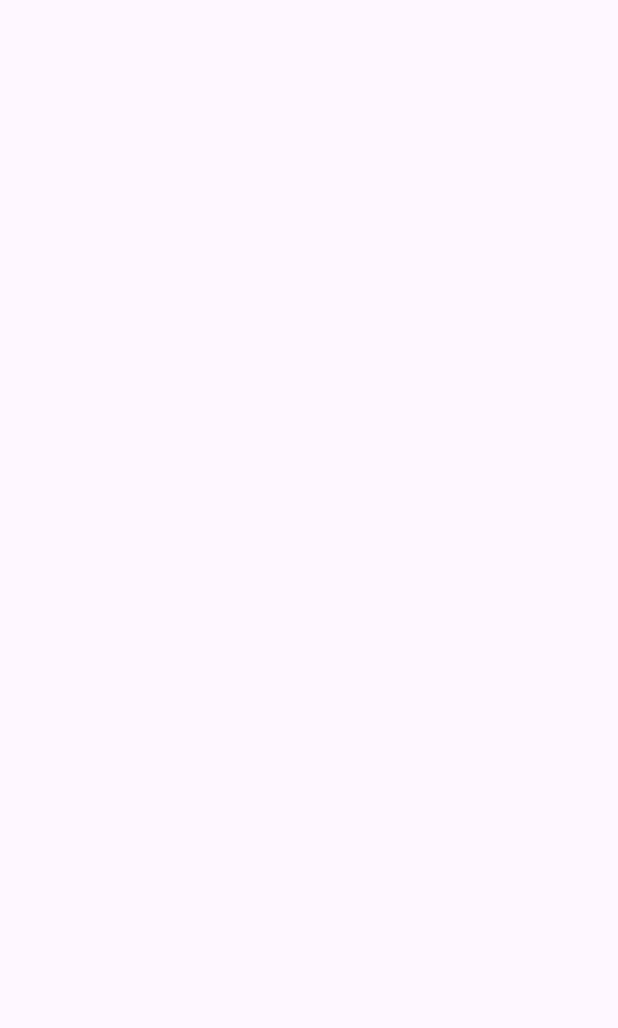
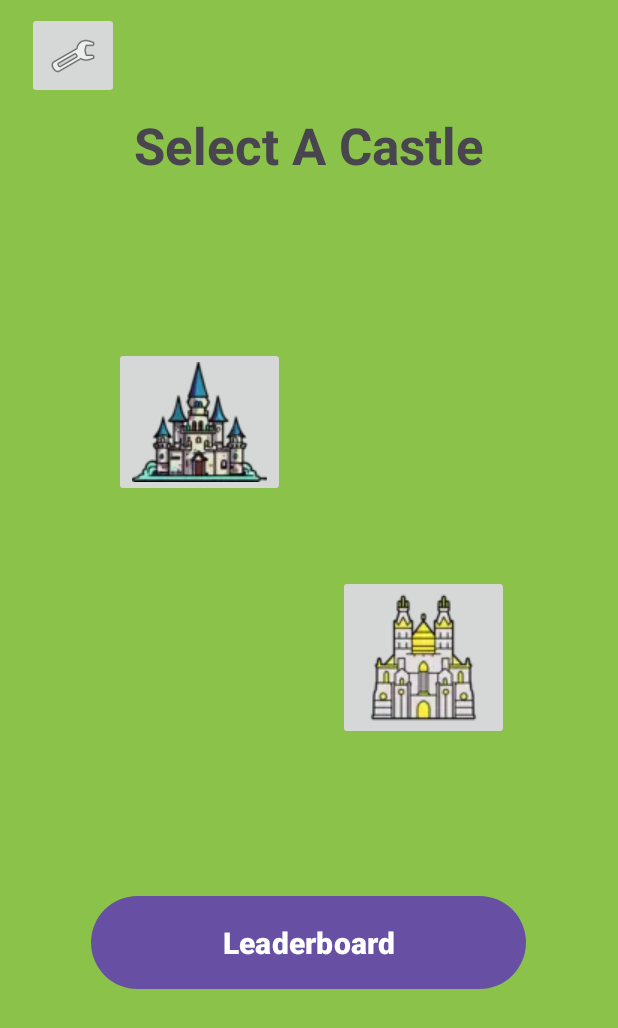
Before and after one commit to JSumlin/FantasyPuzzleGame, an Android app: the HubActivity screen opened directly, with no data from a screen before it, on a phone screen of 412 x 824 dp. Before the commit the part shown is empty. Shown: the top 1028 px of the screen. Run offline under Robolectric (Android 15) with nearby library versions, the phone set to English and light mode, and no system bars.

Commit message:
built hub layout

```diff
--- a/app/src/main/AndroidManifest.xml
+++ b/app/src/main/AndroidManifest.xml
@@ -12,6 +12,12 @@
         android:supportsRtl="true"
         android:theme="@style/Theme.FantasyPuzzleGame"
         tools:targetApi="31">
+        <activity
+            android:name=".activities.Castle2Activity"
+            android:exported="false" />
+        <activity
+            android:name=".activities.Castle1Activity"
+            android:exported="false" />
         <activity
             android:name=".activities.LeaderboardActivity"
             android:exported="false" />
--- a/app/src/main/res/layout/activity_hub.xml
+++ b/app/src/main/res/layout/activity_hub.xml
@@ -1,9 +1,76 @@
 <?xml version="1.0" encoding="utf-8"?>
-<androidx.constraintlayout.widget.ConstraintLayout xmlns:android="http://schemas.android.com/apk/res/android"
+<LinearLayout xmlns:android="http://schemas.android.com/apk/res/android"
     xmlns:app="http://schemas.android.com/apk/res-auto"
     xmlns:tools="http://schemas.android.com/tools"
     android:layout_width="match_parent"
     android:layout_height="match_parent"
+    android:background="#8BC34A"
+    android:gravity="center_horizontal"
+    android:orientation="vertical"
+    android:paddingTop="0px"
     tools:context=".activities.HubActivity">
 
-</androidx.constraintlayout.widget.ConstraintLayout>
+    <androidx.constraintlayout.widget.ConstraintLayout
+        android:layout_width="384dp"
+        android:layout_height="74dp"
+        app:layout_constraintEnd_toEndOf="parent"
+        app:layout_constraintStart_toStartOf="parent">
+
+        <ImageButton
+            android:id="@+id/saveImageButtonHub"
+            android:layout_width="61dp"
+            android:layout_height="58dp"
+            android:layout_marginStart="4dp"
+            android:onClick="onSave"
+            app:layout_constraintBottom_toBottomOf="parent"
+            app:layout_constraintStart_toStartOf="parent"
+            app:layout_constraintTop_toTopOf="parent"
+            app:srcCompat="@android:drawable/ic_menu_manage" />
+    </androidx.constraintlayout.widget.ConstraintLayout>
+
+    <TextView
+        android:id="@+id/textView4"
+        android:layout_width="277dp"
+        android:layout_height="wrap_content"
+        android:text="Select A Castle"
+        android:textAlignment="center"
+        android:textSize="34sp"
+        android:textStyle="bold" />
+
+    <androidx.constraintlayout.widget.ConstraintLayout
+        android:layout_width="323dp"
+        android:layout_height="474dp">
+
+        <ImageButton
+            android:id="@+id/castle1ImageButton"
+            android:layout_width="wrap_content"
+            android:layout_height="wrap_content"
+            android:layout_marginStart="32dp"
+            android:layout_marginTop="112dp"
+            android:onClick="onCastle1Select"
+            app:layout_constraintStart_toStartOf="parent"
+            app:layout_constraintTop_toTopOf="parent"
+            app:srcCompat="@drawable/castle_1" />
+
+        <ImageButton
+            android:id="@+id/castle2ImageButton"
+            android:layout_width="wrap_content"
+            android:layout_height="wrap_content"
+            android:layout_marginTop="52dp"
+            android:layout_marginEnd="28dp"
+            android:onClick="onCastle2Select"
+            app:layout_constraintEnd_toEndOf="parent"
+            app:layout_constraintTop_toBottomOf="@+id/castle1ImageButton"
+            app:srcCompat="@drawable/castle_2" />
+
+    </androidx.constraintlayout.widget.ConstraintLayout>
+
+    <Button
+        android:id="@+id/leaderboardButtonHub"
+        android:layout_width="290dp"
+        android:layout_height="70dp"
+        android:onClick="onLeaderboard"
+        android:text="Leaderboard"
+        android:textSize="20sp"
+        android:textStyle="bold" />
+</LinearLayout>
--- a/app/src/main/res/layout/activity_settings.xml
+++ b/app/src/main/res/layout/activity_settings.xml
@@ -23,6 +23,7 @@
             android:layout_width="250dp"
             android:layout_height="wrap_content"
             android:layout_marginBottom="30dp"
+            android:onClick="onSave"
             android:text="Save"
             android:textSize="20sp"
             app:cornerRadius="4dp"
@@ -33,6 +34,7 @@
             android:id="@+id/quitButtonSettings"
             android:layout_width="250dp"
             android:layout_height="wrap_content"
+            android:onClick="onQuit"
             android:text="Quit"
             android:textSize="20sp"
             app:cornerRadius="4dp"
```
Also changed, not shown: app/src/main/java/com/example/fantasypuzzlegame/activities/Castle1Activity.java (added, +16 -0 lines), app/src/main/java/com/example/fantasypuzzlegame/activities/Castle2Activity.java (added, +16 -0 lines), app/src/main/java/com/example/fantasypuzzlegame/activities/HubActivity.java (+23 -0 lines), app/src/main/java/com/example/fantasypuzzlegame/activities/SettingsActivity.java (+12 -0 lines), app/src/main/res/layout/activity_castle1.xml (added, +9 -0 lines), app/src/main/res/layout/activity_castle2.xml (added, +9 -0 lines), app/src/main/res/drawable/castle_1.png (added), app/src/main/res/drawable/castle_2.png (added).
